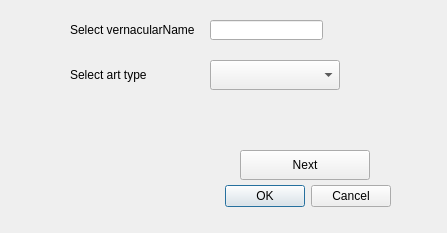
Old version of the form Art_type.ui in the repository albabjorkman/GIT-project.
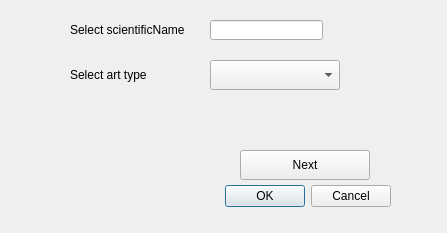
New version of the form.

```diff
--- a/Art_type.ui
+++ b/Art_type.ui
@@ -91,7 +91,7 @@
     </rect>
    </property>
    <property name="text">
-    <string>Select vernacularName</string>
+    <string>Select scientificName</string>
    </property>
   </widget>
  </widget>
```
Left out of the diff: 2 changed lines with no effect on the pictures.
